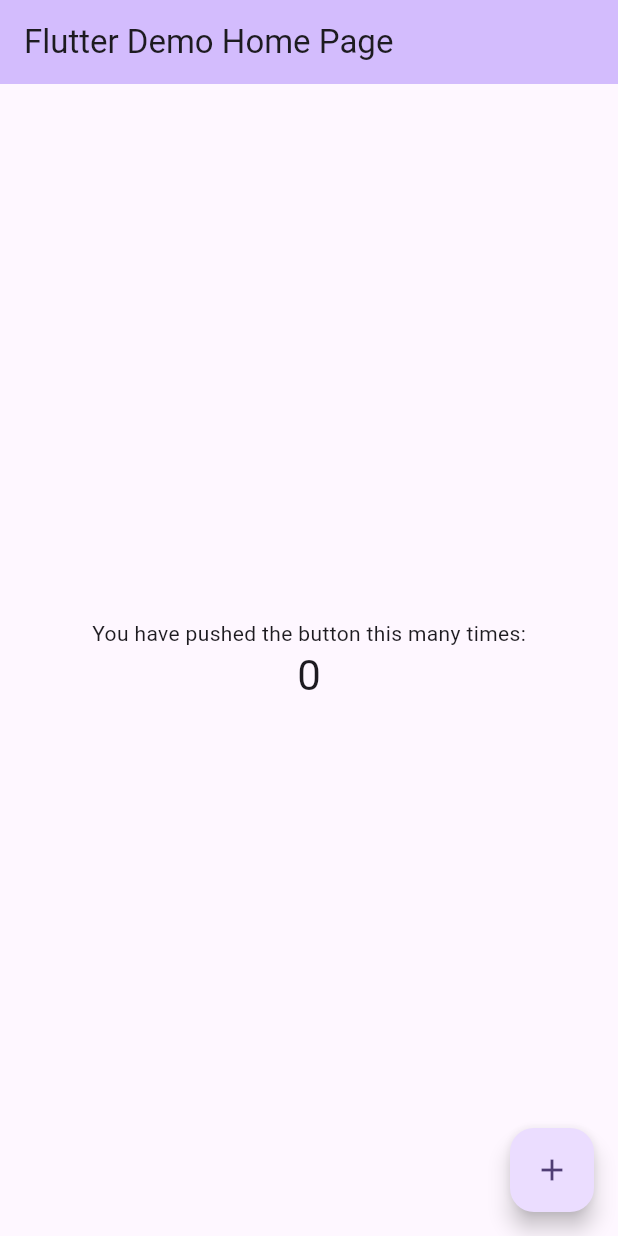
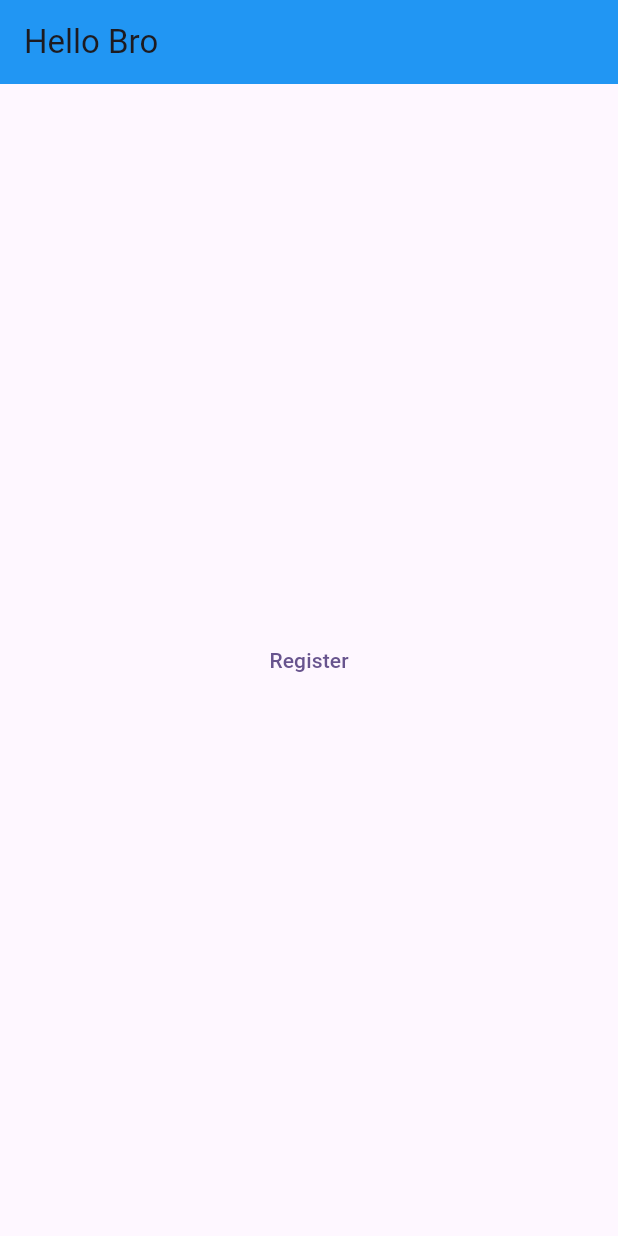
Before and after one commit to Hadi87s/Notely, a Flutter app: the screen it shows after launch, on a phone screen of 412 x 824 dp. Run offline on Flutter 3.47's test engine with Material 3 defaults, Android fonts, the phone set to English and light mode, and no system bars; our stand-ins replace firebase_core; accounts and stored records are empty.

```diff
--- a/lib/main.dart
+++ b/lib/main.dart
@@ -31,95 +31,23 @@ class MyApp extends StatelessWidget {
         colorScheme: ColorScheme.fromSeed(seedColor: Colors.deepPurple),
         useMaterial3: true,
       ),
-      home: const MyHomePage(title: 'Flutter Demo Home Page'),
+      home: const HomePage(),
     );
   }
 }
 
-class MyHomePage extends StatefulWidget {
-  const MyHomePage({super.key, required this.title});
-
-  // This widget is the home page of your application. It is stateful, meaning
-  // that it has a State object (defined below) that contains fields that affect
-  // how it looks.
-
-  // This class is the configuration for the state. It holds the values (in this
-  // case the title) provided by the parent (in this case the App widget) and
-  // used by the build method of the State. Fields in a Widget subclass are
-  // always marked "final".
-
-  final String title;
-
-  @override
-  State<MyHomePage> createState() => _MyHomePageState();
-}
-
-class _MyHomePageState extends State<MyHomePage> {
-  int _counter = 0;
-
-  void _incrementCounter() {
-    setState(() {
-      // This call to setState tells the Flutter framework that something has
-      // changed in this State, which causes it to rerun the build method below
-      // so that the display can reflect the updated values. If we changed
-      // _counter without calling setState(), then the build method would not be
-      // called again, and so nothing would appear to happen.
-      _counter++;
-    });
-  }
+class HomePage extends StatelessWidget {
+  const HomePage({super.key});
 
   @override
   Widget build(BuildContext context) {
-    // This method is rerun every time setState is called, for instance as done
-    // by the _incrementCounter method above.
-    //
-    // The Flutter framework has been optimized to make rerunning build methods
-    // fast, so that you can just rebuild anything that needs updating rather
-    // than having to individually change instances of widgets.
     return Scaffold(
-      appBar: AppBar(
-        // TRY THIS: Try changing the color here to a specific color (to
-        // Colors.amber, perhaps?) and trigger a hot reload to see the AppBar
-        // change color while the other colors stay the same.
-        backgroundColor: Theme.of(context).colorScheme.inversePrimary,
-        // Here we take the value from the MyHomePage object that was created by
-        // the App.build method, and use it to set our appbar title.
-        title: Text(widget.title),
-      ),
-      body: Center(
-        // Center is a layout widget. It takes a single child and positions it
-        // in the middle of the parent.
-        child: Column(
-          // Column is also a layout widget. It takes a list of children and
-          // arranges them vertically. By default, it sizes itself to fit its
-          // children horizontally, and tries to be as tall as its parent.
-          //
-          // Column has various properties to control how it sizes itself and
-          // how it positions its children. Here we use mainAxisAlignment to
-          // center the children vertically; the main axis here is the vertical
-          // axis because Columns are vertical (the cross axis would be
-          // horizontal).
-          //
-          // TRY THIS: Invoke "debug painting" (choose the "Toggle Debug Paint"
-          // action in the IDE, or press "p" in the console), to see the
-          // wireframe for each widget.
-          mainAxisAlignment: MainAxisAlignment.center,
-          children: <Widget>[
-            const Text(
-              'You have pushed the button this many times:',
-            ),
-            Text(
-              '$_counter',
-              style: Theme.of(context).textTheme.headlineMedium,
-            ),
-          ],
+        appBar: AppBar(
+          title: const Text("Hello Bro"),
+          backgroundColor: Colors.blue,
         ),
-      ),
-      floatingActionButton: FloatingActionButton(
-        onPressed: _incrementCounter,
-        tooltip: 'Increment',
-        child: const Icon(Icons.add),
-      ), // This trailing comma makes auto-formatting nicer for build methods.
-    );
+        body: Center(
+            child: TextButton(
+                onPressed: () async {}, child: const Text('Register'))));
   }
 }
```
